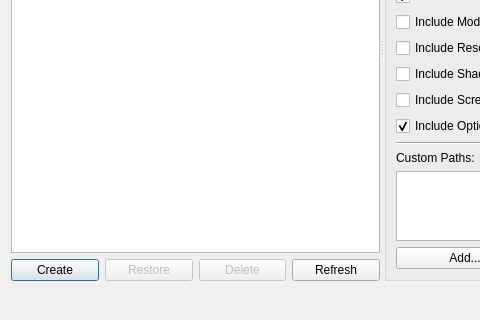
Old version of the form launcher/ui/dialogs/BackupDialog.ui in the repository Project-Tick/ProjT-Launcher; both pictures show x 0 to 480 and y 197 to 517 of the 700 by 517 pixel window.
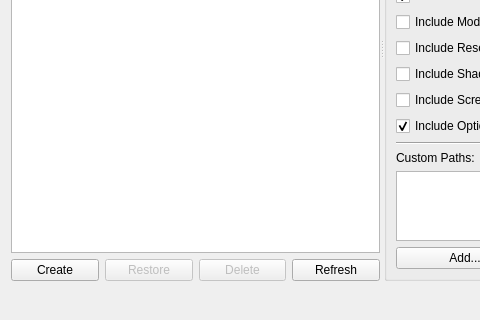
New version of the form.

What changed in the file:
```diff
--- a/launcher/ui/dialogs/BackupDialog.ui
+++ b/launcher/ui/dialogs/BackupDialog.ui
@@ -1,7 +1,7 @@
 <?xml version="1.0" encoding="UTF-8"?>
 <ui version="4.0">
  <class>BackupDialog</class>
- <widget class="QDialog" name="BackupDialog">
+ <widget class="QWidget" name="BackupDialog">
   <property name="geometry">
    <rect>
     <x>0</x>
```
